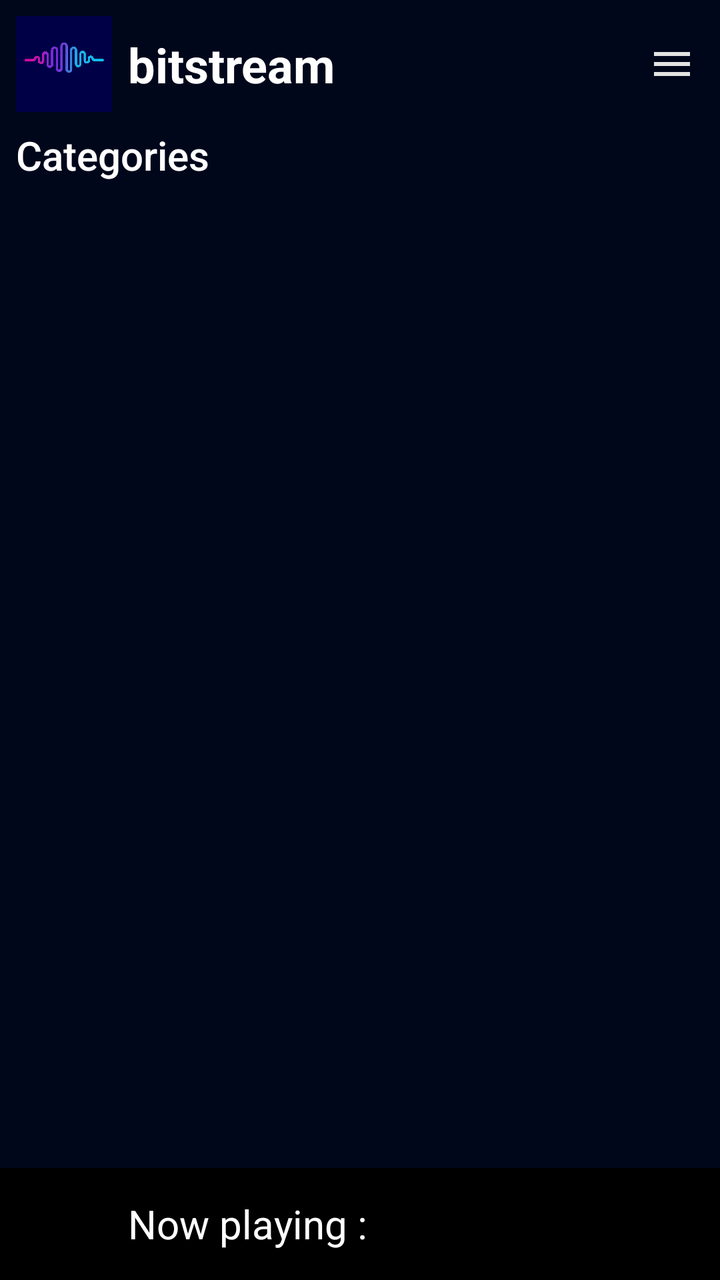
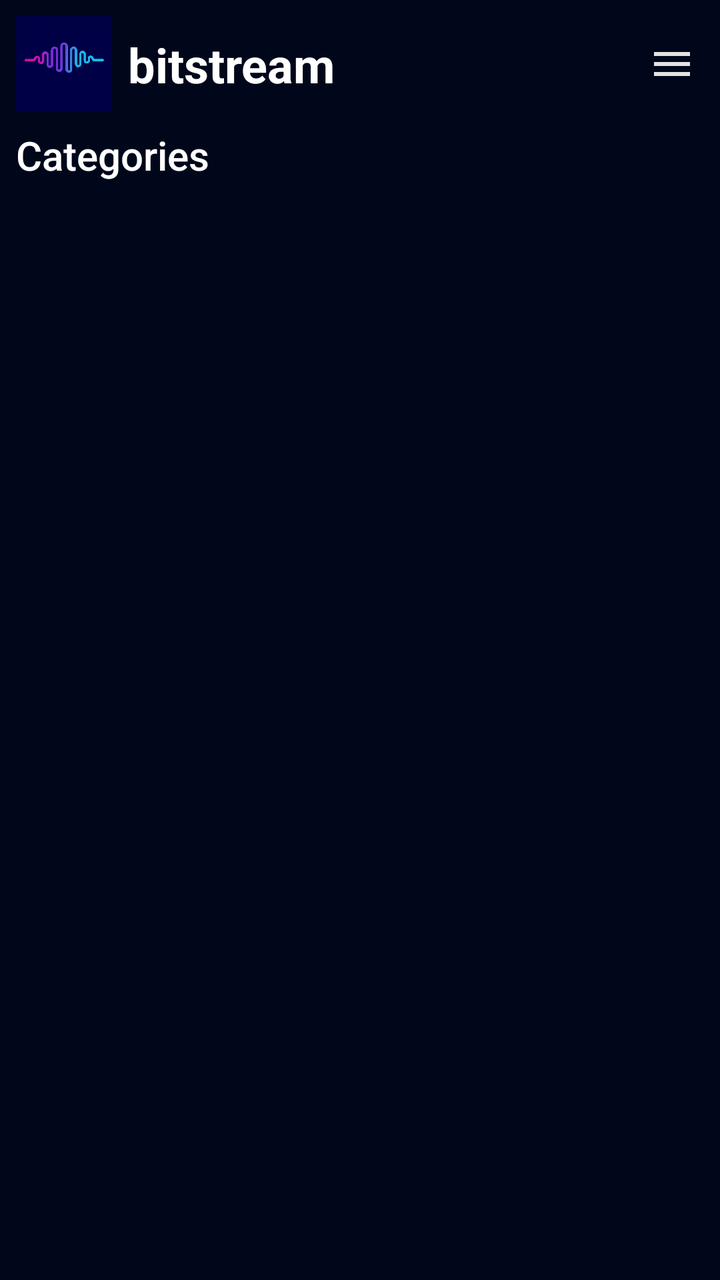

Screens rendered from an Android XML layout before and after an edit, with the pre-edit source and the edit as a unified diff.
<!-- AndroidManifest.xml: application theme Theme.MusicStreamProject2 -->
<!-- res/layout/activity_main.xml -->
<?xml version="1.0" encoding="utf-8"?>
<androidx.constraintlayout.widget.ConstraintLayout
    xmlns:android="http://schemas.android.com/apk/res/android"
    xmlns:app="http://schemas.android.com/apk/res-auto"
    xmlns:tools="http://schemas.android.com/tools"
    android:id="@+id/main"
    android:layout_width="match_parent"
    android:layout_height="match_parent"
    android:background="@color/backGroundColor"
    tools:context=".MainActivity"
    android:fitsSystemWindows="true">

    
    <androidx.constraintlayout.widget.ConstraintLayout
        android:id="@+id/topBar"
        android:layout_width="0dp"
        android:layout_height="?attr/actionBarSize"
        android:paddingStart="8dp"
        android:paddingEnd="8dp"
        app:layout_constraintTop_toTopOf="parent"
        app:layout_constraintStart_toStartOf="parent"
        app:layout_constraintEnd_toEndOf="parent">

        <ImageView
            android:id="@+id/imageView2"
            android:layout_width="48dp"
            android:layout_height="48dp"
            android:scaleType="centerCrop"
            app:layout_constraintStart_toStartOf="parent"
            app:layout_constraintTop_toTopOf="parent"
            app:layout_constraintBottom_toBottomOf="parent"
            app:srcCompat="@drawable/logo" />

        <TextView
            android:id="@+id/textView"
            android:layout_width="wrap_content"
            android:layout_height="wrap_content"
            android:text="bitstream"
            android:textSize="24sp"
            android:textStyle="bold"
            android:textColor="@color/white"
            app:layout_constraintStart_toEndOf="@id/imageView2"
            app:layout_constraintTop_toTopOf="@id/imageView2"
            app:layout_constraintBottom_toBottomOf="@id/imageView2"
            android:paddingStart="8dp" />

        <ImageButton
            android:id="@+id/settingsButton"
            android:layout_width="32dp"
            android:layout_height="32dp"
            android:background="@android:color/transparent"
            android:src="@drawable/ic_menu"
            app:layout_constraintEnd_toEndOf="parent"
            app:layout_constraintTop_toTopOf="@id/imageView2"
            app:layout_constraintBottom_toBottomOf="@id/imageView2"/>
    </androidx.constraintlayout.widget.ConstraintLayout>

    
    <ScrollView
        android:id="@+id/contentScroll"
        android:layout_width="0dp"
        android:layout_height="0dp"
        android:layout_marginBottom="80dp"
        android:layout_marginHorizontal="8dp"
        app:layout_constraintTop_toBottomOf="@id/topBar"
        app:layout_constraintBottom_toTopOf="@id/player_view"
        app:layout_constraintStart_toStartOf="parent"
        app:layout_constraintEnd_toEndOf="parent">

        <LinearLayout
            android:layout_width="match_parent"
            android:layout_height="wrap_content"
            android:orientation="vertical">

            
            <TextView
                android:layout_width="wrap_content"
                android:layout_height="wrap_content"
                android:text="Categories"
                android:textColor="@color/white"
                android:textSize="20sp"
                android:fontFamily="sans-serif-medium" />

            <androidx.recyclerview.widget.RecyclerView
                android:id="@+id/categories_recycler_view"
                android:layout_width="match_parent"
                android:layout_height="wrap_content"
                />

            <View
                android:layout_width="match_parent"
                android:layout_height="30dp"/>



            
            
            <RelativeLayout
                android:id="@+id/section_1_main_layout"
                android:layout_width="match_parent"
                android:layout_height="wrap_content"
                android:visibility="gone">

                <TextView
                    android:id="@+id/section_1_title"
                    android:layout_width="wrap_content"
                    android:layout_height="wrap_content"

                    android:textColor="@color/white"
                    android:textSize="20sp"
                    android:fontFamily="sans-serif-medium"/>

                <ImageView
                    android:layout_width="32dp"
                    android:layout_height="32dp"
                    android:layout_alignParentEnd="true"
                    android:src="@drawable/ic_arrow_right"/>

                <androidx.recyclerview.widget.RecyclerView
                    android:id="@+id/section_1_recycler_view"
                    android:layout_width="match_parent"
                    android:layout_height="wrap_content"
                    android:layout_below="@id/section_1_title"

                    />
            </RelativeLayout>

            <View
                android:layout_width="match_parent"
                android:layout_height="30dp"/>

            
            <RelativeLayout
                android:id="@+id/section_2_main_layout"
                android:layout_width="match_parent"
                android:layout_height="wrap_content"
                android:visibility="gone">

                <TextView
                    android:id="@+id/section_2_title"
                    android:layout_width="wrap_content"
                    android:layout_height="wrap_content"

                    android:textColor="@color/white"
                    android:textSize="20sp"
                    android:fontFamily="sans-serif-medium"/>

                <ImageView
                    android:layout_width="32dp"
                    android:layout_height="32dp"
                    android:layout_alignParentEnd="true"
                    android:src="@drawable/ic_arrow_right"/>

                <androidx.recyclerview.widget.RecyclerView
                    android:id="@+id/section_2_recycler_view"
                    android:layout_width="match_parent"
                    android:layout_height="wrap_content"
                    android:layout_below="@id/section_2_title"/>
            </RelativeLayout>

            <View
                android:layout_width="match_parent"
                android:layout_height="30dp"/>

            
            <RelativeLayout
                android:id="@+id/section_3_main_layout"
                android:layout_width="match_parent"
                android:layout_height="wrap_content"
                android:visibility="gone">

                <TextView
                    android:id="@+id/section_3_title"
                    android:layout_width="wrap_content"
                    android:layout_height="wrap_content"

                    android:textColor="@color/white"
                    android:textSize="20sp"
                    android:fontFamily="sans-serif-medium"/>

                <ImageView
                    android:layout_width="32dp"
                    android:layout_height="32dp"
                    android:layout_alignParentEnd="true"
                    android:src="@drawable/ic_arrow_right"/>

                <androidx.recyclerview.widget.RecyclerView
                    android:id="@+id/section_3_recycler_view"
                    android:layout_width="match_parent"
                    android:layout_height="wrap_content"
                    android:layout_below="@id/section_3_title"/>
            </RelativeLayout>
        </LinearLayout>
    </ScrollView>

    
    


    <RelativeLayout
        android:id="@+id/player_view"
        android:layout_width="0dp"
        android:layout_height="wrap_content"
        android:padding="8dp"
        android:background="@color/black"
        app:layout_constraintBottom_toBottomOf="parent"
        app:layout_constraintStart_toStartOf="parent"
        app:layout_constraintEnd_toEndOf="parent">

        <ImageView
            android:id="@+id/song_cover_image_view"
            android:layout_width="40dp"
            android:layout_height="40dp"/>

        <TextView
            android:id="@+id/song_title_text_view"
            android:layout_width="wrap_content"
            android:layout_height="wrap_content"
            android:text="Now playing : "
            android:textColor="@color/white"
            android:layout_toEndOf="@id/song_cover_image_view"
            android:paddingStart="16dp"
            android:layout_centerVertical="true"
            android:textSize="20sp"/>
    </RelativeLayout>

</androidx.constraintlayout.widget.ConstraintLayout>
<!-- resources referenced by this layout -->
<resources>
  <color name="backGroundColor">#01071B</color>
  <color name="black">#FF000000</color>
  <color name="white">#FFFFFFFF</color>
  <!-- drawable ic_arrow_right (drawable) -->
  <vector xmlns:android="http://schemas.android.com/apk/res/android" android:autoMirrored="true" android:height="24dp" android:tint="#000000" android:viewportHeight="960" android:viewportWidth="960" android:width="24dp">
        
      <path android:fillColor="@android:color/white" android:pathData="M400,680L400,280L600,480L400,680Z"/>
      
  </vector>
  <!-- drawable ic_menu (drawable) -->
  <vector xmlns:android="http://schemas.android.com/apk/res/android"
      android:width="24dp"
      android:height="24dp"
      android:viewportWidth="960"
      android:viewportHeight="960">
    <path
        android:pathData="M120,720v-80h720v80L120,720ZM120,520v-80h720v80L120,520ZM120,320v-80h720v80L120,320Z"
        android:fillColor="#e3e3e3"/>
  </vector>
  <!-- drawable logo: png bitmap (drawable, 609851 bytes) -->
  <style name="Theme.MusicStreamProject2" parent="Base.Theme.MusicStreamProject2" />
  <style name="Base.Theme.MusicStreamProject2" parent="Theme.Material3.DayNight.NoActionBar">
          
          
      </style>
</resources>

<!-- the commit's change to res/layout/activity_main.xml (unified diff, before → after) -->
@@ -63,7 +63,7 @@
         android:layout_marginBottom="80dp"
         android:layout_marginHorizontal="8dp"
         app:layout_constraintTop_toBottomOf="@id/topBar"
-        app:layout_constraintBottom_toTopOf="@id/player_view"
+        app:layout_constraintBottom_toTopOf="@id/mini_player_container"
         app:layout_constraintStart_toStartOf="parent"
         app:layout_constraintEnd_toEndOf="parent">
 
@@ -194,34 +194,13 @@
     </ScrollView>
 
     
-    
-
-
-    <RelativeLayout
-        android:id="@+id/player_view"
+    <FrameLayout
+        android:id="@+id/mini_player_container"
         android:layout_width="0dp"
         android:layout_height="wrap_content"
-        android:padding="8dp"
-        android:background="@color/black"
+        android:visibility="gone"
         app:layout_constraintBottom_toBottomOf="parent"
         app:layout_constraintStart_toStartOf="parent"
-        app:layout_constraintEnd_toEndOf="parent">
-
-        <ImageView
-            android:id="@+id/song_cover_image_view"
-            android:layout_width="40dp"
-            android:layout_height="40dp"/>
-
-        <TextView
-            android:id="@+id/song_title_text_view"
-            android:layout_width="wrap_content"
-            android:layout_height="wrap_content"
-            android:text="Now playing : "
-            android:textColor="@color/white"
-            android:layout_toEndOf="@id/song_cover_image_view"
-            android:paddingStart="16dp"
-            android:layout_centerVertical="true"
-            android:textSize="20sp"/>
-    </RelativeLayout>
+        app:layout_constraintEnd_toEndOf="parent" />
 
 </androidx.constraintlayout.widget.ConstraintLayout>
<!-- resource entries referenced after the edit -->
@@ -1,7 +1,6 @@
 <!-- resources referenced by this layout -->
 <resources>
   <color name="backGroundColor">#01071B</color>
-  <color name="black">#FF000000</color>
   <color name="white">#FFFFFFFF</color>
   <!-- drawable ic_arrow_right (drawable) -->
   <vector xmlns:android="http://schemas.android.com/apk/res/android" android:autoMirrored="true" android:height="24dp" android:tint="#000000" android:viewportHeight="960" android:viewportWidth="960" android:width="24dp">
